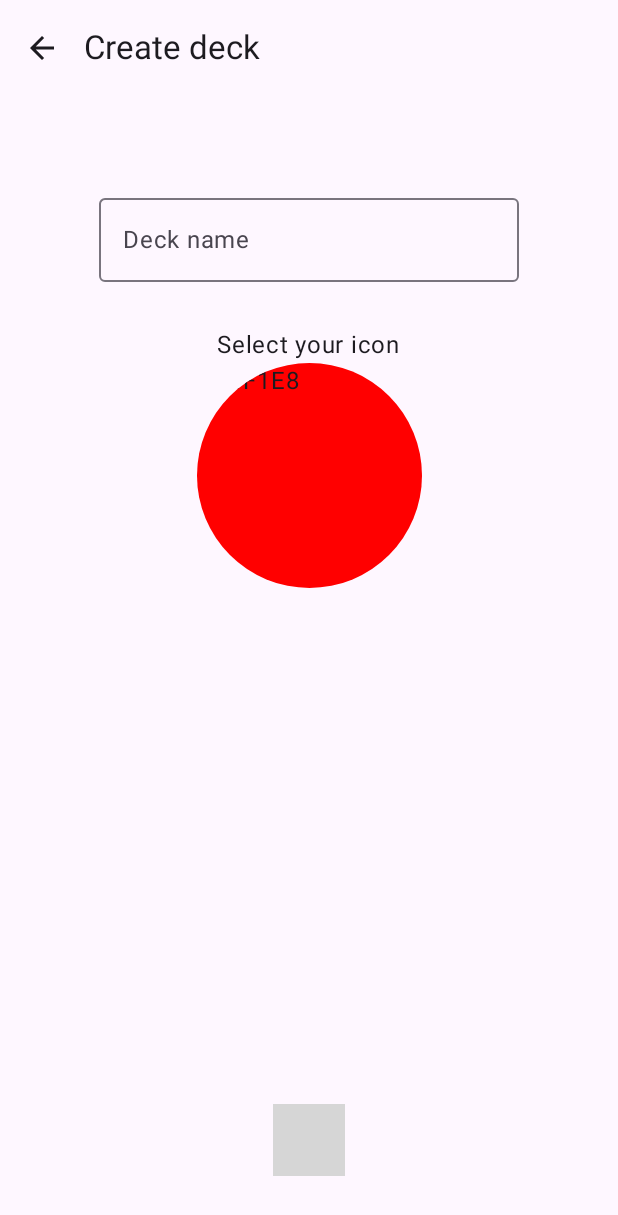
After one commit to Tr1Fecta-7/Recall, an Android app built with Jetpack Compose: the composable DeckCreate shown on its own in the app's theme, on a phone screen of 412 x 824 dp. The commit adds this screen. Shown: the top 1215 px of the screen. Run offline under Robolectric (Android 15) with nearby library versions, the phone set to English and light mode, and no system bars; libraries missing offline, so code that uses them is left out: com.ramcosta.composedestinations; 4 statements that could not run were skipped; grey boxes are pictures that could not be loaded.

Commit message:
set startscreen to create deck, and started on UI for create deck

```diff
--- a/android/app/src/main/java/nl/recall/main/MainActivity.kt
+++ b/android/app/src/main/java/nl/recall/main/MainActivity.kt
@@ -4,6 +4,8 @@ import android.os.Bundle
 import androidx.activity.compose.setContent
 import androidx.appcompat.app.AppCompatActivity
 import com.ramcosta.composedestinations.DestinationsNavHost
+import nl.recall.NavGraphs
+import nl.recall.destinations.DeckCreateDestination
 import nl.recall.theme.AndroidAppTheme
 import org.koin.core.component.KoinComponent
 
@@ -13,7 +15,7 @@ class MainActivity : AppCompatActivity(), KoinComponent {
         super.onCreate(savedInstanceState)
         setContent {
             AndroidAppTheme {
-                DestinationsNavHost(navGraph = NavGraphs.root)
+                DestinationsNavHost(navGraph = NavGraphs.root, startRoute = DeckCreateDestination)
             }
         }
     }
--- /dev/null
+++ b/android/app/src/main/java/nl/recall/view/DeckCreate.kt
@@ -0,0 +1,100 @@
+package nl.recall.view
+import android.annotation.SuppressLint
+import android.content.res.Resources.Theme
+import androidx.compose.foundation.background
+import androidx.compose.foundation.layout.*
+import androidx.compose.foundation.shape.CircleShape
+import androidx.compose.foundation.shape.RoundedCornerShape
+import androidx.compose.material.icons.Icons
+import androidx.compose.material.icons.filled.ArrowBack
+import androidx.compose.material3.*
+import androidx.compose.runtime.*
+import androidx.compose.ui.Alignment
+import androidx.compose.ui.Modifier
+import androidx.compose.ui.draw.clip
+import androidx.compose.ui.graphics.Color
+import androidx.compose.ui.res.stringResource
+import androidx.compose.ui.text.input.TextFieldValue
+import androidx.compose.ui.text.style.TextAlign
+import androidx.compose.ui.unit.dp
+import com.ramcosta.composedestinations.annotation.Destination
+import com.ramcosta.composedestinations.navigation.DestinationsNavigator
+import nl.recall.R
+import nl.recall.theme.md_theme_light_primary
+
+@Destination
+@Composable
+fun DeckCreate(navigator: DestinationsNavigator){
+    Scaffold(
+        topBar = {
+            TopAppBar(
+                title = {Text(stringResource(id = R.string.create_deck_title))},
+                navigationIcon = {
+                    IconButton(onClick = { navigator.popBackStack()}) {
+                        Icon(imageVector = Icons.Default.ArrowBack, contentDescription = "back")
+                    }
+                }
+            )
+        },
+        content = { MainContent(navigator = navigator, it)}
+    )
+}
+
+@Composable
+private fun MainContent(navigator: DestinationsNavigator, paddingValues: PaddingValues){
+    var createTextField by remember { mutableStateOf(TextFieldValue("")) }
+    Column(modifier = Modifier.fillMaxSize()) {
+        Column(
+            horizontalAlignment = Alignment.CenterHorizontally,
+            modifier = Modifier
+                .fillMaxWidth()
+                .padding(paddingValues)
+                .padding(top = 60.dp)
+                .weight(1f)
+        ) {
+            OutlinedTextField(
+                value = createTextField,
+                label = { Text(text = stringResource(id = R.string.create_deck_create_text_field))},
+                onValueChange = { newText ->
+                    createTextField = newText
+                },
+                placeholder = { Text(text = stringResource(id = R.string.create_deck_create_text_field_placeholder))},
+            )
+
+            Text(
+                text = stringResource(id = R.string.create_deck_select_icon),
+                modifier = Modifier.padding(0.dp, 30.dp, 0.dp, 0.dp)
+            )
+            Box(modifier = Modifier
+                .clip(CircleShape)
+                .background(Color.Red).width(150.dp).height(150.dp)
+            ) {
+                Text(
+                    text = "U+1F1E8",
+                    textAlign = TextAlign.Center
+                )
+            }
+
+        }
+        Column(
+            modifier = Modifier
+                .fillMaxWidth()
+                .padding(bottom = 40.dp),
+            horizontalAlignment = Alignment.CenterHorizontally
+        ) {
+            Button(
+                onClick = { /*TODO*/ },
+                Modifier
+                    .clip(RoundedCornerShape(30.dp))
+                    .background(md_theme_light_primary)
+                    .width(300.dp),
+            ) {
+                Text(
+                    text = stringResource(id = R.string.create_deck_title),
+                    color = Color.White
+                )
+            }
+        }
+    }
+
+}
--- a/android/app/src/main/res/values/strings.xml
+++ b/android/app/src/main/res/values/strings.xml
@@ -1,4 +1,8 @@
 <resources>
     <string name="app_name">Recall</string>
     <string name="deck_card_count">%s cards</string>
+    <string name="create_deck_title">Create deck</string>
+    <string name="create_deck_create_text_field">Deck name</string>
+    <string name="create_deck_create_text_field_placeholder">English vocabulary</string>
+    <string name="create_deck_select_icon">Select your icon</string>
 </resources>
```
